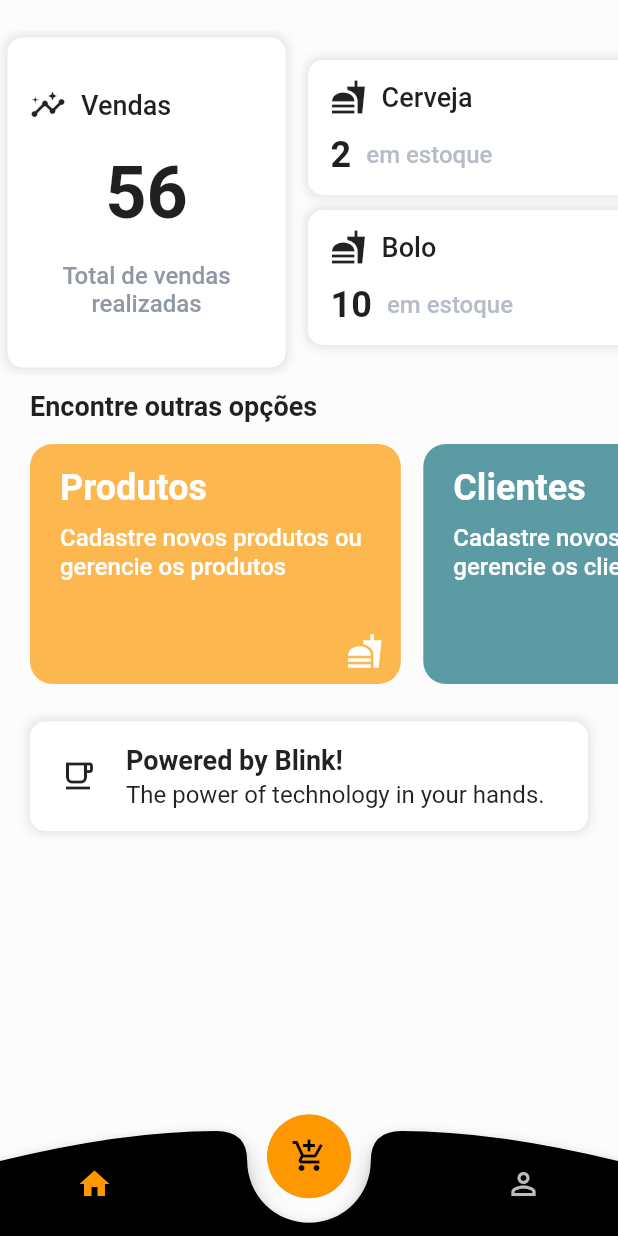
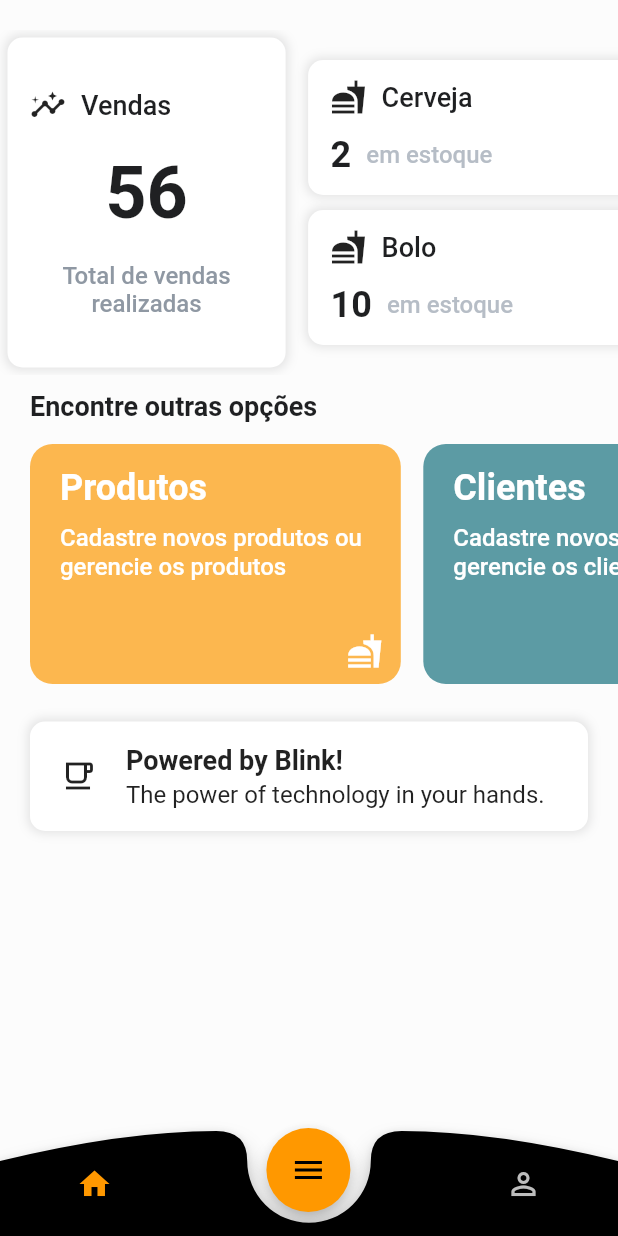
Before and after one commit to thfnog/comanda_nfc, a Flutter app: the screen it shows once a user with an empty profile is signed in, on a phone screen of 412 x 824 dp. Run offline on Flutter 3.47's test engine with Material 2 defaults, Android fonts, the light colour scheme and no system bars; our stand-ins replace bloc, cloud_firestore, firebase_auth, firebase_core, flutter_bloc, flutter_signin_button and 3 more; missing offline and left inert: firebase_auth_web, firebase_core_web, google_sign_in_web, nfc_in_flutter; accounts and stored records are empty; generated files the repository leaves out were written again.

Commit message:
Creating Report screen and menu action button

```diff
--- a/lib/main.dart
+++ b/lib/main.dart
@@ -1,3 +1,4 @@
+import 'package:comanda_nfc/view/widgets/float_button_menu.dart';
 import 'package:firebase_auth/firebase_auth.dart';
 import 'package:firebase_core/firebase_core.dart';
 import 'package:flutter/foundation.dart';
@@ -5,14 +6,10 @@ import 'package:flutter/material.dart';
 
 import 'view/pages/auth/auth_page.dart';
 import 'firebase_options.dart';
-import 'view/pages/landing_page.dart';
+import 'view/widgets/landing_page.dart';
 
-/// Requires that a Firebase local emulator is running locally.
-/// See https://firebase.flutter.dev/docs/auth/start/#optional-prototype-and-test-with-firebase-local-emulator-suite
 bool shouldUseFirebaseEmulator = false;
 
-// Requires that the Firebase Auth emulator is running locally
-// e.g via `melos run firebase:emulator`.
 Future<void> main() async {
   WidgetsFlutterBinding.ensureInitialized();
   await Firebase.initializeApp(options: DefaultFirebaseOptions.currentPlatform);
@@ -21,21 +18,18 @@ Future<void> main() async {
     await FirebaseAuth.instance.useAuthEmulator('localhost', 9099);
   }
 
-  runApp(const AuthExampleApp());
+  runApp(const InitApp());
 }
 
-/// The entry point of the application.
-///
-/// Returns a [MaterialApp].
-class AuthExampleApp extends StatelessWidget {
-  const AuthExampleApp({Key? key}) : super(key: key);
+class InitApp extends StatelessWidget {
+  const InitApp({Key? key}) : super(key: key);
 
   @override
   Widget build(BuildContext context) {
     return MaterialApp(
-      title: 'Firebase Example App',
       theme: ThemeData(primarySwatch: Colors.amber),
       home: Scaffold(
+        floatingActionButton: FloatButtonMenu(),
         body: LayoutBuilder(
           builder: (context, constraines) {
             return Row(
--- a/lib/model/product_data.dart
+++ b/lib/model/product_data.dart
@@ -7,9 +7,9 @@ class ProductData extends Register {
   final double value;
   final String description;
 
-  ProductData(
-    this.uid,
-    this.description, {
+  ProductData({
+    this.uid = '',
+    this.description = '',
     required this.name,
     required this.quantity,
     required this.value,
--- a/lib/model/provider_data.dart
+++ b/lib/model/provider_data.dart
@@ -7,7 +7,8 @@ class ProviderData extends Register {
   final String responsible;
   final String phoneNumber;
 
-  ProviderData(this.uid, {
+  ProviderData({
+    this.uid = '',
     required this.providerName,
     required this.cnpj,
     required this.responsible,
--- /dev/null
+++ b/lib/model/report.dart
@@ -0,0 +1,15 @@
+import 'package:comanda_nfc/model/product_data.dart';
+
+class Report {
+
+  final String provider;
+  final List<ProductData> products;
+  final double totalValue;
+
+  Report({
+    required this.provider,
+    this.products = const <ProductData>[],
+    required this.totalValue
+  });
+
+}
--- a/lib/view/pages/home/home_content.dart
+++ b/lib/view/pages/home/home_content.dart
@@ -1,3 +1,4 @@
+import 'package:comanda_nfc/model/product_data.dart';
 import 'package:comanda_nfc/model/report.dart';
 import 'package:comanda_nfc/view/pages/report_details/page/report_details_page.dart';
 import 'package:flutter/material.dart';
@@ -40,7 +41,7 @@ class HomeContent extends StatelessWidget {
   }
 
   Widget _createCardsList(BuildContext context) {
-    var reports = List.generate(10, (index) => Report(name: "Fornecedor$index", value: index.toDouble()));
+    List<Report> reports = buildReport();
     return Column(
       crossAxisAlignment: CrossAxisAlignment.start,
       children: [
@@ -111,6 +112,20 @@ class HomeContent extends StatelessWidget {
     );
   }
 
+  List<Report> buildReport() {
+    var products = List.generate(
+        4,
+        (index) => ProductData(
+            name: "Produto$index", quantity: index + 3, value: index * 5));
+    var reports = List.generate(
+        10,
+        (index) => Report(
+            provider: "Fornecedor$index",
+            totalValue: index.toDouble() * 10,
+            products: products));
+    return reports;
+  }
+
   Widget _createSlogan() {
     return Container(
       width: double.infinity,
--- a/lib/view/pages/home/home_statistics.dart
+++ b/lib/view/pages/home/home_statistics.dart
@@ -155,15 +155,9 @@ class HomeStatistics extends StatelessWidget {
   }
 
   List<ProductData> buildTempProductsData() {
-    ProductData product1 = new ProductData('',
-        name: "Cerveja", quantity: 2, value: 15, "Cerveja X");
-    ProductData product2 = new ProductData('',
-        name: "Bolo", quantity: 10, value: 6, "Bolo X");
-    ProductData product3 = new ProductData('',
-        name: "Espeto de carne",
-        quantity: 20,
-        value: 7,
-        "Espeto X");
+    ProductData product1 = new ProductData(name: "Cerveja", quantity: 2, value: 15, description: "Cerveja X");
+    ProductData product2 = new ProductData(name: "Bolo", quantity: 10, value: 6, description: "Bolo X");
+    ProductData product3 = new ProductData(name: "Espeto de carne", quantity: 20, value: 7, description: "Espeto X");
     final products = <ProductData>[product1, product2, product3];
     return products;
   }
--- /dev/null
+++ b/lib/view/widgets/float_button_menu.dart
@@ -0,0 +1,156 @@
+import 'package:flutter/material.dart';
+
+import 'register_client_form.dart';
+
+class FloatButtonMenu extends StatefulWidget {
+  const FloatButtonMenu({Key? key}) : super(key: key);
+
+  @override
+  _FloatButtonMenuState createState() => _FloatButtonMenuState();
+}
+
+class _FloatButtonMenuState extends State<FloatButtonMenu>
+    with SingleTickerProviderStateMixin {
+  // Animation controller
+  late AnimationController _animationController;
+
+  // This is used to animate the icon of the main FAB
+  late Animation<double> _buttonAnimatedIcon;
+
+  // This is used for the child FABs
+  late Animation<double> _translateButton;
+
+  // This variable determnies whether the child FABs are visible or not
+  bool _isExpanded = false;
+
+  @override
+  initState() {
+    _animationController = AnimationController(
+        vsync: this, duration: const Duration(milliseconds: 600))
+      ..addListener(() {
+        setState(() {});
+      });
+
+    _buttonAnimatedIcon =
+        Tween<double>(begin: 0.0, end: 1.0).animate(_animationController);
+
+    _translateButton = Tween<double>(
+      begin: 100,
+      end: -20,
+    ).animate(CurvedAnimation(
+      parent: _animationController,
+      curve: Curves.easeInOut,
+    ));
+    super.initState();
+  }
+
+  // dispose the animation controller
+  @override
+  dispose() {
+    _animationController.dispose();
+    super.dispose();
+  }
+
+  // This function is used to expand/collapse the children floating buttons
+  // It will be called when the primary FAB (with menu icon) is pressed
+  _toggle() {
+    if (_isExpanded) {
+      _animationController.reverse();
+    } else {
+      _animationController.forward();
+    }
+
+    _isExpanded = !_isExpanded;
+  }
+
+  @override
+  Widget build(BuildContext context) {
+    return Center(
+      widthFactor: 6.8,
+      child: Column(
+        mainAxisAlignment: MainAxisAlignment.end,
+        children: [
+          Transform(
+            transform: Matrix4.translationValues(
+              0,
+              _translateButton.value * 4,
+              0,
+            ),
+            child: FloatingActionButton(
+              backgroundColor: Colors.blue[300],
+              onPressed: () {
+                _showAction(context, 0);
+              },
+              child: const Icon(
+                Icons.person_add,
+              ),
+            ),
+          ),
+          Transform(
+            transform: Matrix4.translationValues(
+              0,
+              _translateButton.value * 3,
+              0,
+            ),
+            child: FloatingActionButton(
+              backgroundColor: Colors.red[300],
+              onPressed: () {
+                _showAction(context, 1);
+              },
+              child: const Icon(
+                Icons.payment_outlined,
+              ),
+            ),
+          ),
+          Transform(
+            transform: Matrix4.translationValues(
+              0,
+              _translateButton.value * 2,
+              0,
+            ),
+            child: FloatingActionButton(
+              backgroundColor: Colors.green[300],
+              onPressed: () {
+                _showAction(context, 2);
+              },
+              child: const Icon(Icons.add_shopping_cart),
+            ),
+          ),
+          // This is the primary FAB
+          FloatingActionButton(
+            backgroundColor: Colors.orange,
+            splashColor: Colors.white,
+            onPressed: _toggle,
+            child: AnimatedIcon(
+              icon: AnimatedIcons.menu_close,
+              progress: _buttonAnimatedIcon,
+            ),
+          ),
+        ],
+      ),
+    );
+  }
+
+  final List<Widget> _widgetOptions = <Widget>[
+    RegisterClientForm(),
+    Text("Fechar comanda"),
+    Text("Adicionar produto"),
+  ];
+
+  void _showAction(BuildContext context, int index) {
+    showDialog<void>(
+      context: context,
+      builder: (context) {
+        return AlertDialog(
+          content: _widgetOptions[index],
+          actions: [
+            TextButton(
+              onPressed: () => Navigator.of(context).pop(),
+              child: const Text('FECHAR'),
+            ),
+          ],
+        );
+      },
+    );
+  }
+}
--- a/lib/view/pages/landing_page.dart
+++ b/lib/view/widgets/landing_page.dart
@@ -1,6 +1,7 @@
 import 'package:flutter/material.dart';
-import 'home/home_content.dart';
-import 'profile/profile_page.dart';
+
+import '../pages/home/home_content.dart';
+import '../pages/profile/profile_page.dart';
 
 class LandingMobilePage extends StatefulWidget {
   @override
@@ -43,10 +44,6 @@ class _LandingMobilePageState extends State<LandingMobilePage> {
                     size: Size(size.width, 80),
                     painter: BNBCustomPainter(),
                   ),
-                  Center(
-                    heightFactor: 0.6,
-                    child: FloatingActionButton(backgroundColor: Colors.orange, child: Icon(Icons.add_shopping_cart), elevation: 0.1, onPressed: () {}),
-                  ),
                   Container(
                     width: size.width,
                     height: 80,
@@ -85,6 +82,8 @@ class _LandingMobilePageState extends State<LandingMobilePage> {
       ),
     );
   }
+
+  bla() {}
 }
 
 class BNBCustomPainter extends CustomPainter {
@@ -112,4 +111,5 @@ class BNBCustomPainter extends CustomPainter {
   bool shouldRepaint(CustomPainter oldDelegate) {
     return false;
   }
+
 }
--- a/pubspec.yaml
+++ b/pubspec.yaml
@@ -41,6 +41,8 @@ dependencies:
   cloud_firestore: ^3.2.1
   flutter_bloc: ^7.0.1
   sliding_up_panel: ^2.0.0+1
+  grouped_list: ^5.1.2
+  adv_fab: ^1.0.5
 
 dev_dependencies:
   drive: 1.0.0-1.0.nullsafety.1
```
Also changed, not shown: lib/model/person_data.dart (+4 -4 lines), lib/view/common_widgets/custom_button.dart (added, +40 -0 lines), lib/view/common_widgets/custom_text_field.dart (added, +190 -0 lines), lib/view/pages/register_details/widget/panel/register_details_panel.dart (+13 -13 lines), lib/view/pages/report_details/widget/report_details_content.dart (+55 -13 lines), lib/view/widgets/register_client_form.dart (added, +59 -0 lines), lib/view/widgets/register_product_form.dart (added, +59 -0 lines).
